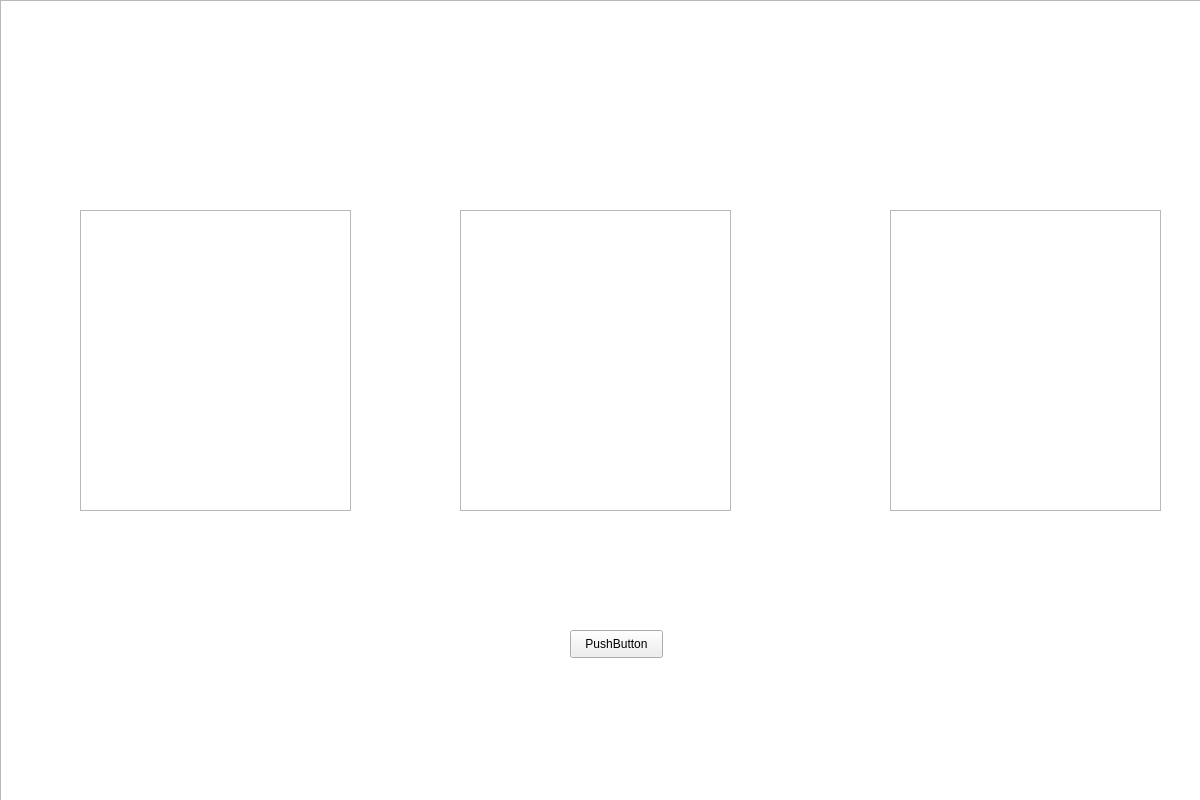
Qt form startingpage.ui (visiodeibc/CUHKSZ_CSC3002) before a commit.
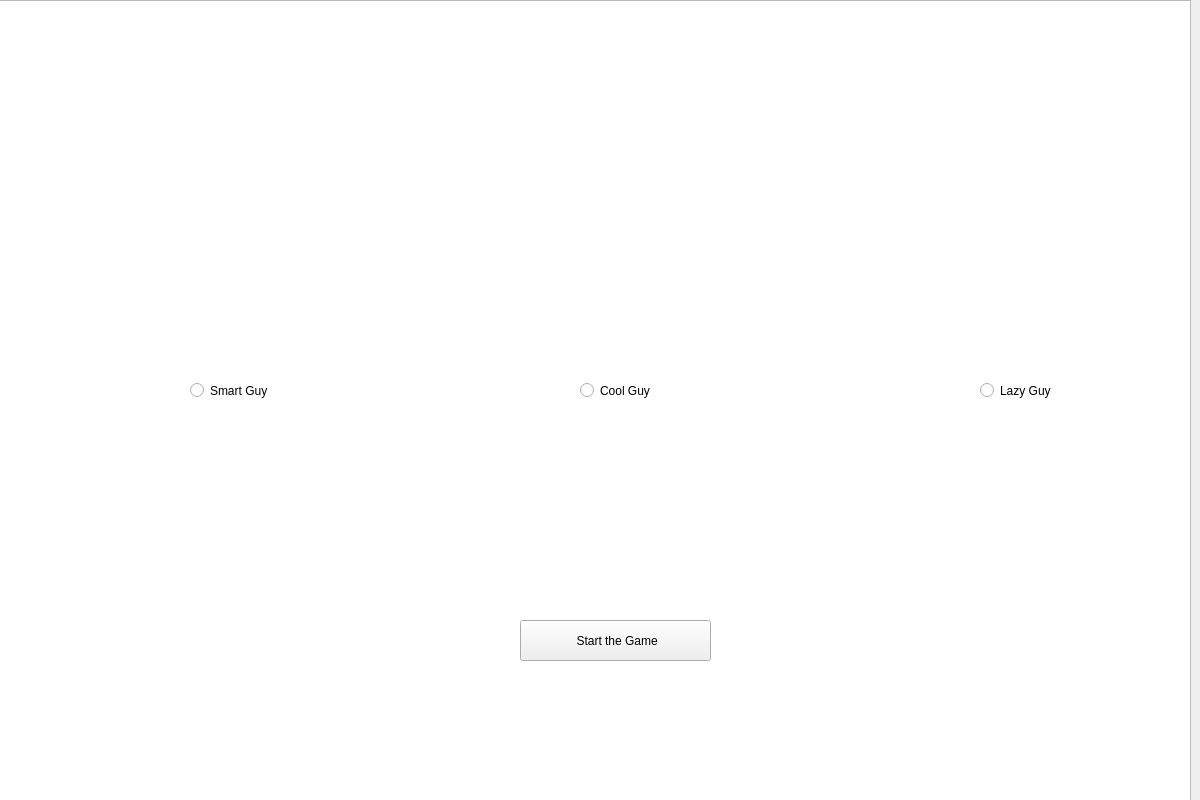
The same form after that commit. Icons and pictures are not drawn.

The edit to the form file:
```diff
--- a/startingpage.ui
+++ b/startingpage.ui
@@ -19,59 +19,20 @@
   <widget class="QPushButton" name="pushButton">
    <property name="geometry">
     <rect>
-     <x>570</x>
-     <y>630</y>
-     <width>93</width>
-     <height>28</height>
+     <x>520</x>
+     <y>620</y>
+     <width>191</width>
+     <height>41</height>
     </rect>
    </property>
    <property name="text">
-    <string>PushButton</string>
-   </property>
-  </widget>
-  <widget class="QGraphicsView" name="SmartGuy">
-   <property name="geometry">
-    <rect>
-     <x>80</x>
-     <y>210</y>
-     <width>271</width>
-     <height>301</height>
-    </rect>
-   </property>
-   <property name="styleSheet">
-    <string notr="true">background-image : url(&quot;:/images/images/main_smart&quot;)</string>
-   </property>
-  </widget>
-  <widget class="QGraphicsView" name="CoolGuy">
-   <property name="geometry">
-    <rect>
-     <x>460</x>
-     <y>210</y>
-     <width>271</width>
-     <height>301</height>
-    </rect>
-   </property>
-   <property name="styleSheet">
-    <string notr="true">background-image : url(&quot;:/images/images/main_cool&quot;)</string>
-   </property>
-  </widget>
-  <widget class="QGraphicsView" name="LazyGuy">
-   <property name="geometry">
-    <rect>
-     <x>890</x>
-     <y>210</y>
-     <width>271</width>
-     <height>301</height>
-    </rect>
-   </property>
-   <property name="styleSheet">
-    <string notr="true">background-image : url(&quot;:/images/images/main_lazy&quot;)</string>
+    <string> Start the Game</string>
    </property>
   </widget>
   <widget class="QGraphicsView" name="startbg">
    <property name="geometry">
     <rect>
-     <x>0</x>
+     <x>-10</x>
      <y>0</y>
      <width>1201</width>
      <height>801</height>
@@ -81,11 +42,104 @@
     <string notr="true">background-image: url(:/images/images/startbg.png);</string>
    </property>
   </widget>
+  <widget class="QLabel" name="label">
+   <property name="geometry">
+    <rect>
+     <x>120</x>
+     <y>50</y>
+     <width>291</width>
+     <height>321</height>
+    </rect>
+   </property>
+   <property name="text">
+    <string>&lt;html&gt;&lt;head/&gt;&lt;body&gt;&lt;p&gt;&lt;img src=&quot;:/images/images/main_smart.png&quot;/&gt;&lt;/p&gt;&lt;/body&gt;&lt;/html&gt;</string>
+   </property>
+  </widget>
+  <widget class="QLabel" name="label_2">
+   <property name="geometry">
+    <rect>
+     <x>490</x>
+     <y>60</y>
+     <width>291</width>
+     <height>311</height>
+    </rect>
+   </property>
+   <property name="text">
+    <string>&lt;html&gt;&lt;head/&gt;&lt;body&gt;&lt;p&gt;&lt;img src=&quot;:/images/images/main_cool.png&quot;/&gt;&lt;/p&gt;&lt;/body&gt;&lt;/html&gt;</string>
+   </property>
+  </widget>
+  <widget class="QLabel" name="label_3">
+   <property name="geometry">
+    <rect>
+     <x>880</x>
+     <y>50</y>
+     <width>291</width>
+     <height>331</height>
+    </rect>
+   </property>
+   <property name="text">
+    <string>&lt;html&gt;&lt;head/&gt;&lt;body&gt;&lt;p&gt;&lt;img src=&quot;:/images/images/main_lazy.png&quot;/&gt;&lt;/p&gt;&lt;/body&gt;&lt;/html&gt;</string>
+   </property>
+  </widget>
+  <widget class="QRadioButton" name="radioButton1">
+   <property name="geometry">
+    <rect>
+     <x>190</x>
+     <y>370</y>
+     <width>141</width>
+     <height>41</height>
+    </rect>
+   </property>
+   <property name="styleSheet">
+    <string notr="true">background-color: white;
+</string>
+   </property>
+   <property name="text">
+    <string>Smart Guy</string>
+   </property>
+  </widget>
+  <widget class="QRadioButton" name="radioButton2">
+   <property name="geometry">
+    <rect>
+     <x>580</x>
+     <y>370</y>
+     <width>131</width>
+     <height>41</height>
+    </rect>
+   </property>
+   <property name="styleSheet">
+    <string notr="true">background-color: white;
+</string>
+   </property>
+   <property name="text">
+    <string>Cool Guy</string>
+   </property>
+  </widget>
+  <widget class="QRadioButton" name="radioButton3">
+   <property name="geometry">
+    <rect>
+     <x>980</x>
+     <y>370</y>
+     <width>131</width>
+     <height>41</height>
+    </rect>
+   </property>
+   <property name="styleSheet">
+    <string notr="true">background-color: white;
+</string>
+   </property>
+   <property name="text">
+    <string>Lazy Guy</string>
+   </property>
+  </widget>
   <zorder>startbg</zorder>
   <zorder>pushButton</zorder>
-  <zorder>SmartGuy</zorder>
-  <zorder>CoolGuy</zorder>
-  <zorder>LazyGuy</zorder>
+  <zorder>label</zorder>
+  <zorder>label_2</zorder>
+  <zorder>label_3</zorder>
+  <zorder>radioButton1</zorder>
+  <zorder>radioButton2</zorder>
+  <zorder>radioButton3</zorder>
  </widget>
  <resources/>
  <connections/>
```
